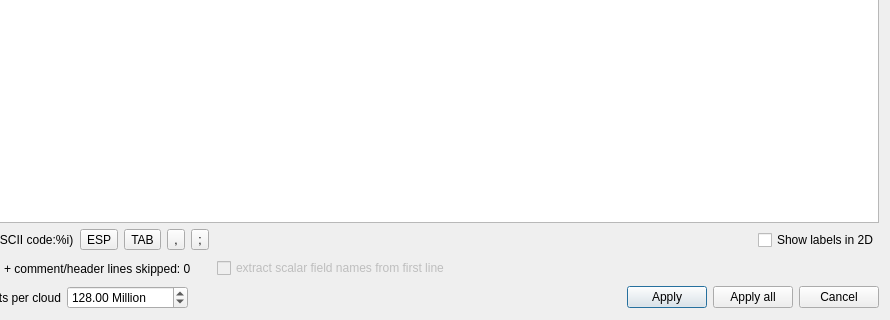
The window that libs/eCV_io/ui_templates/openAsciiFileDlg.ui (Asher-1/ACloudViewer) describes before a commit, drawn with Qt 5; both pictures show x 118 to 1008 and y 337 to 657 of the 1008 by 657 pixel window.
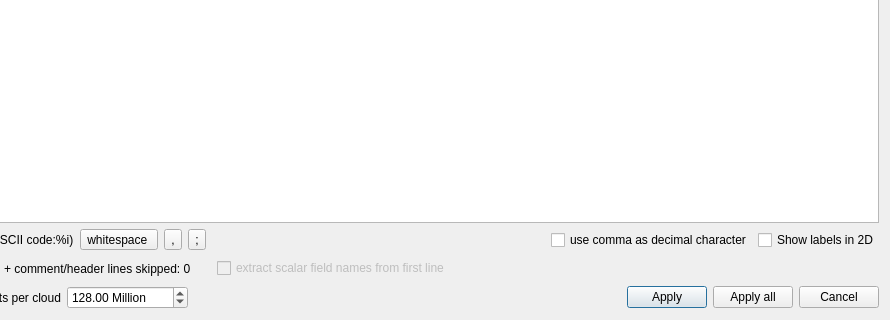
The same window after the commit.

```diff
--- a/libs/eCV_io/ui_templates/openAsciiFileDlg.ui
+++ b/libs/eCV_io/ui_templates/openAsciiFileDlg.ui
@@ -152,16 +152,12 @@
      <item>
       <layout class="QHBoxLayout">
        <item>
-        <widget class="QToolButton" name="toolButtonShortcutESP">
-         <property name="text">
-          <string>ESP</string>
+        <widget class="QToolButton" name="toolButtonShortcutSpace">
+         <property name="toolTip">
+          <string>space</string>
          </property>
-        </widget>
-       </item>
-       <item>
-        <widget class="QToolButton" name="toolButtonShortcutTAB">
          <property name="text">
-          <string>TAB</string>
+          <string>whitespace </string>
          </property>
         </widget>
        </item>
@@ -192,6 +188,13 @@
          </property>
         </spacer>
        </item>
+       <item>
+        <widget class="QCheckBox" name="commaDecimalCheckBox">
+         <property name="text">
+          <string>use comma as decimal character</string>
+         </property>
+        </widget>
+       </item>
        <item>
         <widget class="QCheckBox" name="show2DLabelsCheckBox">
          <property name="toolTip">
```
Left out of the diff: 9 changed lines with no effect on the pictures.
